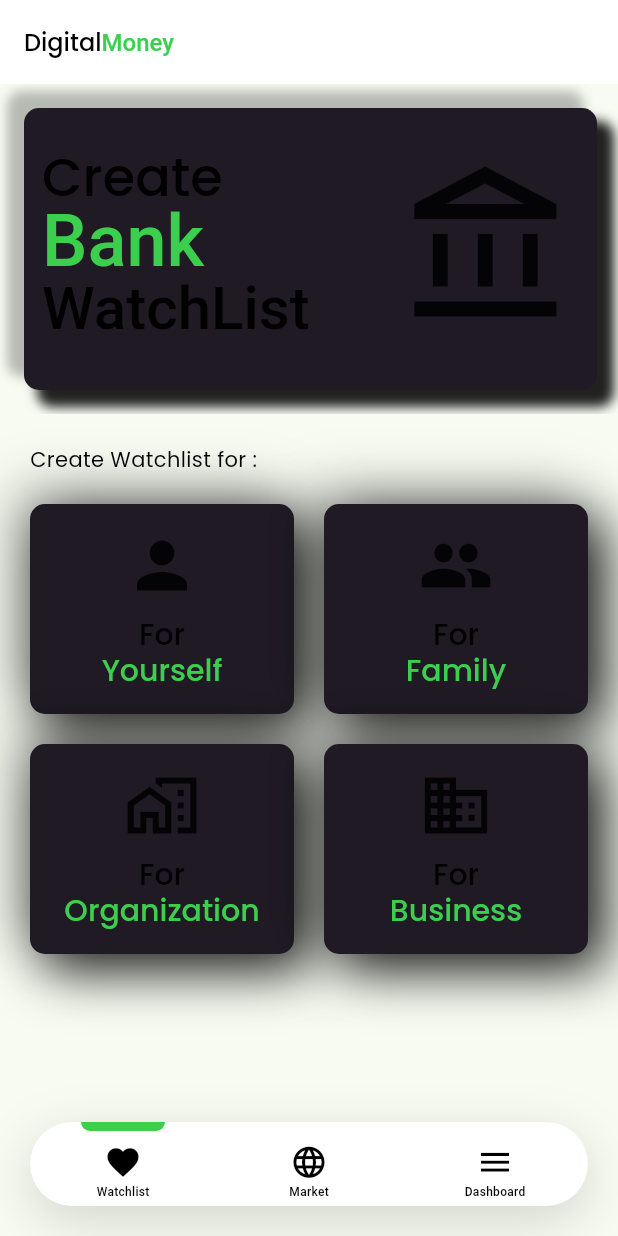
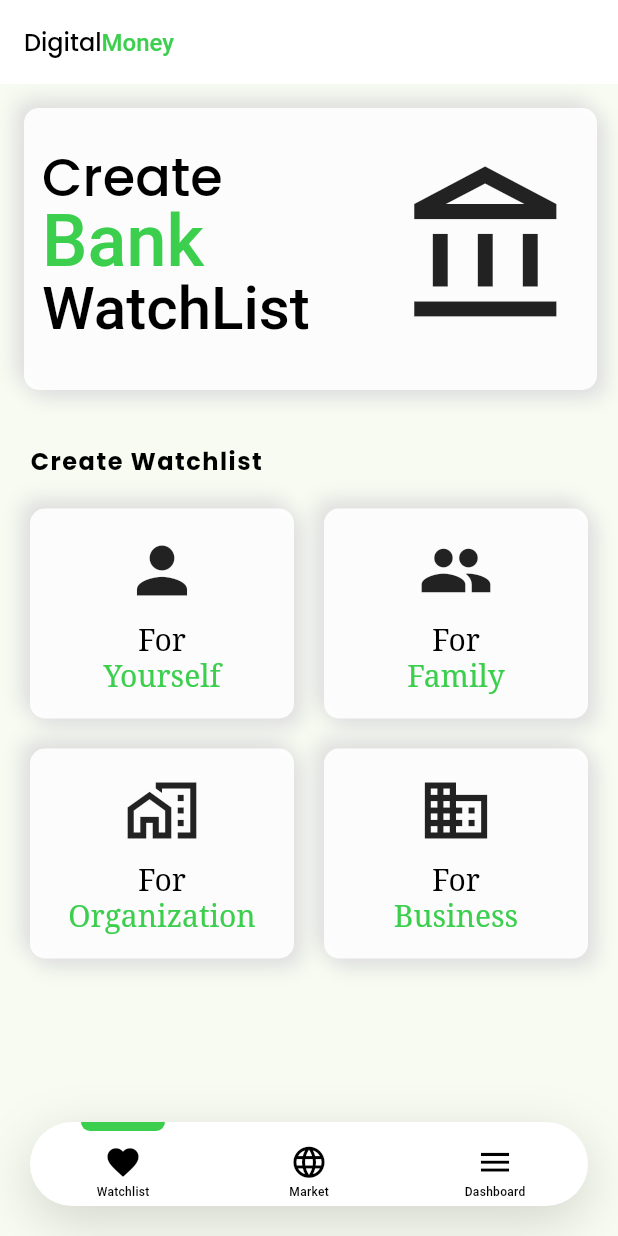
Before and after one commit to GamechiNitin/SimpleBank, a Flutter app: the screen it shows after launch, on a phone screen of 412 x 824 dp. Run offline on Flutter 3.47's test engine with Material 2 defaults, Android fonts, the phone set to English and light mode, and no system bars; our stand-ins replace flutter_bloc, google_fonts, shared_preferences.

Commit message:
WatchList Card : UI P3 Dark Mode

```diff
--- a/lib/utils/colors.dart
+++ b/lib/utils/colors.dart
@@ -7,6 +7,7 @@ const Color kSecondaryColor = Colors.redAccent;
 const Color kLightSecondaryColor = Colors.redAccent;
 
 const Color kWhiteColor = Colors.white;
+Color kLightWhiteColor = Colors.white.withOpacity(0.9);
 const Color kBlackColor = Colors.black;
 
 const Color kHintColor = Colors.black38;
--- a/lib/utils/decoration.dart
+++ b/lib/utils/decoration.dart
@@ -0,0 +1,44 @@
+import 'dart:developer';
+
+import 'package:flutter/material.dart';
+import 'package:simple_bank/cubit/theme_cubit/dark_mode_cubit.dart';
+import 'package:simple_bank/utils/colors.dart';
+
+class CustomDecoration {
+  static Decoration watchDarkDeocoration = BoxDecoration(
+    color: kDarkGrey1Color,
+    borderRadius: BorderRadius.circular(10),
+    boxShadow: const [
+      BoxShadow(
+        color: Colors.black87,
+        offset: Offset(10, 10),
+        blurRadius: 30,
+        spreadRadius: 1,
+      ),
+      BoxShadow(
+        color: Colors.black26,
+        offset: Offset(-10, -10),
+        blurRadius: 30,
+        spreadRadius: 1,
+      ),
+    ],
+  );
+  static Decoration watchLightDeocoration = BoxDecoration(
+    color: kLightWhiteColor,
+    borderRadius: BorderRadius.circular(10),
+    boxShadow: [
+      BoxShadow(
+        color: Colors.grey.shade300,
+        offset: Offset(5, 5),
+        blurRadius: 10,
+        spreadRadius: 1,
+      ),
+      BoxShadow(
+        color: Colors.grey.shade300,
+        offset: Offset(-5, -5),
+        blurRadius: 10,
+        spreadRadius: 1,
+      ),
+    ],
+  );
+}
--- a/lib/utils/theme.dart
+++ b/lib/utils/theme.dart
@@ -51,7 +51,8 @@ class AppTheme {
       bodySmall: GoogleFonts.notoSerif(
         color: kBlackColor,
       ),
-      ));
+    ),
+  );
 
   // Dark Theme
   static ThemeData darkTheme = ThemeData(
--- a/lib/view/screen/bnb/component/grid_card_component.dart
+++ b/lib/view/screen/bnb/component/grid_card_component.dart
@@ -1,4 +1,4 @@
-
+import 'package:simple_bank/utils/decoration.dart';
 import 'package:simple_bank/utils/import.dart';
 
 class GridCardComponent extends StatelessWidget {
@@ -13,26 +13,13 @@ class GridCardComponent extends StatelessWidget {
   final IconData icon;
   @override
   Widget build(BuildContext context) {
+    return BlocBuilder<DarkModeCubit, DarkModeInitialState>(
+        builder: (context, state) {
       return Container(
         padding: const EdgeInsets.all(16),
-      decoration: BoxDecoration(
-        color: kDarkGrey1Color,
-        borderRadius: BorderRadius.circular(10),
-        boxShadow: const [
-          BoxShadow(
-            color: Colors.black87,
-            offset: Offset(10, 10),
-            blurRadius: 30,
-            spreadRadius: 1,
-          ),
-          BoxShadow(
-            color: Colors.black26,
-            offset: Offset(-10, -10),
-            blurRadius: 30,
-            spreadRadius: 1,
-          ),
-        ],
-      ),
+        decoration: state.isDarkMode
+            ? CustomDecoration.watchDarkDeocoration
+            : CustomDecoration.watchLightDeocoration,
         child: Column(
           crossAxisAlignment: CrossAxisAlignment.center,
           children: [
@@ -49,7 +36,7 @@ class GridCardComponent extends StatelessWidget {
                       fontSize: 20,
                       height: 1.2,
                       fontFamily:
-                        Theme.of(context).textTheme.bodyMedium?.fontFamily,
+                          Theme.of(context).textTheme.bodySmall?.fontFamily,
                     ),
                 children: [
                   TextSpan(
@@ -59,7 +46,7 @@ class GridCardComponent extends StatelessWidget {
                       height: 1.2,
                       fontWeight: FontWeight.w500,
                       fontFamily:
-                        Theme.of(context).textTheme.bodyMedium?.fontFamily,
+                          Theme.of(context).textTheme.bodySmall?.fontFamily,
                       color: Theme.of(context).primaryColor,
                     ),
                   ),
@@ -69,5 +56,6 @@ class GridCardComponent extends StatelessWidget {
           ],
         ),
       );
+    });
   }
 }
--- a/lib/view/screen/bnb/component/slider_component.dart
+++ b/lib/view/screen/bnb/component/slider_component.dart
@@ -1,4 +1,4 @@
-
+import 'package:simple_bank/utils/decoration.dart';
 import 'package:simple_bank/utils/import.dart';
 
 class SliderD extends StatelessWidget {
@@ -14,35 +14,41 @@ class SliderD extends StatelessWidget {
   final IconData icon;
   @override
   Widget build(BuildContext context) {
+    return BlocBuilder<DarkModeCubit, DarkModeInitialState>(
+      builder: (context, state) {
         return Container(
           margin: const EdgeInsets.all(16),
           padding: const EdgeInsets.symmetric(horizontal: 12),
           width: MediaQuery.of(context).size.width - 30,
-      decoration: BoxDecoration(
-        color: kDarkGrey1Color,
-        borderRadius: BorderRadius.circular(10),
-        boxShadow: const [
-          BoxShadow(
-            color: Colors.black87,
-            offset: Offset(10, 10),
-            blurRadius: 6,
-            spreadRadius: 1,
-          ),
-          BoxShadow(
-            color: Colors.black26,
-            offset: Offset(-10, -10),
-            blurRadius: 6,
-            spreadRadius: 1,
-          ),
-        ],
-      ),
+          decoration: state.isDarkMode
+              ? CustomDecoration.watchDarkDeocoration
+              : CustomDecoration.watchLightDeocoration,
+          // decoration: BoxDecoration(
+          //   color: kDarkGrey1Color,
+          //   borderRadius: BorderRadius.circular(10),
+          //   boxShadow: const [
+          //     BoxShadow(
+          //       color: Colors.black87,
+          //       offset: Offset(10, 10),
+          //       blurRadius: 6,
+          //       spreadRadius: 1,
+          //     ),
+          //     BoxShadow(
+          //       color: Colors.black26,
+          //       offset: Offset(-10, -10),
+          //       blurRadius: 6,
+          //       spreadRadius: 1,
+          //     ),
+          //   ],
+          // ),
           child: Row(
             children: [
               Expanded(
                 child: RichText(
                   text: TextSpan(
                     text: one,
-                style: Theme.of(context).appBarTheme.titleTextStyle?.copyWith(
+                    style:
+                        Theme.of(context).appBarTheme.titleTextStyle?.copyWith(
                               fontSize: 35,
                               height: 1,
                             ),
@@ -62,8 +68,10 @@ class SliderD extends StatelessWidget {
                           fontSize: 40,
                           height: 1,
                           fontWeight: FontWeight.w500,
-                      color:
-                          Theme.of(context).appBarTheme.titleTextStyle?.color,
+                          color: Theme.of(context)
+                              .appBarTheme
+                              .titleTextStyle
+                              ?.color,
                         ),
                       )
                     ],
@@ -77,5 +85,7 @@ class SliderD extends StatelessWidget {
             ],
           ),
         );
+      },
+    );
   }
 }
--- a/lib/view/screen/bnb/watchlist_screen.dart
+++ b/lib/view/screen/bnb/watchlist_screen.dart
@@ -67,9 +67,16 @@ class _WatchListScreenState extends State<WatchListScreen> {
               ],
             ),
           ),
-          const Padding(
+          Padding(
             padding: EdgeInsets.only(left: 20, top: 20),
-            child: Text("Create Watchlist for :"),
+            child: Text(
+              "Create Watchlist ",
+              style: Theme.of(context).textTheme.bodyMedium?.copyWith(
+                    fontWeight: FontWeight.bold,
+                    letterSpacing: 1,
+                    fontSize: 16,
+                  ),
+            ),
           ),
           Padding(
             padding: const EdgeInsets.all(20),
```
Lines whose indentation alone changed are shown as unchanged.
